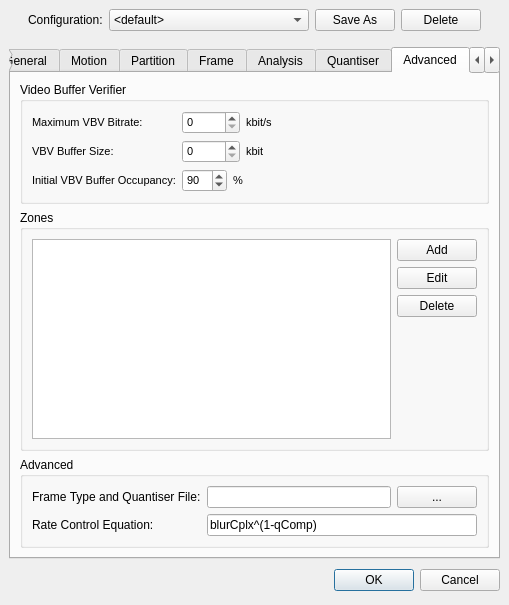
The window that branches/avidemux_2.5_branch_gruntster/avidemux/plugins/ADM_videoEncoder/ADM_vidEnc_x264/qt4/x264ConfigDialog.ui (BackupTheBerlios/avidemux-svn) describes before a commit, drawn with Qt 5.
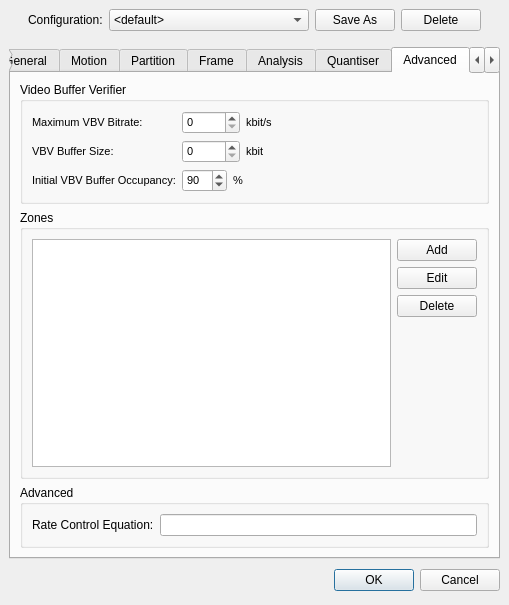
The same window after the commit. The open tabs and pages were chosen to show the change.

What changed in the file:
```diff
--- a/branches/avidemux_2.5_branch_gruntster/avidemux/plugins/ADM_videoEncoder/ADM_vidEnc_x264/qt4/x264ConfigDialog.ui
+++ b/branches/avidemux_2.5_branch_gruntster/avidemux/plugins/ADM_videoEncoder/ADM_vidEnc_x264/qt4/x264ConfigDialog.ui
@@ -112,7 +112,7 @@
      </property>
      <property name="sizeHint" >
       <size>
-       <width>460</width>
+       <width>491</width>
        <height>10</height>
       </size>
      </property>
@@ -3378,63 +3378,26 @@
          <property name="title" >
           <string>Advanced</string>
          </property>
-         <layout class="QVBoxLayout" >
-          <property name="margin" >
-           <number>9</number>
-          </property>
-          <property name="spacing" >
-           <number>6</number>
-          </property>
-          <item>
-           <layout class="QGridLayout" >
-            <property name="margin" >
-             <number>0</number>
-            </property>
-            <property name="spacing" >
-             <number>6</number>
-            </property>
-            <item row="0" column="1" >
              <layout class="QHBoxLayout" >
               <property name="margin" >
-               <number>0</number>
+           <number>9</number>
               </property>
               <property name="spacing" >
                <number>6</number>
               </property>
               <item>
-               <widget class="QLineEdit" name="frameTypeFileLineEdit" />
-              </item>
-              <item>
-               <widget class="QPushButton" name="frameTypeFileButton" >
-                <property name="text" >
-                 <string>...</string>
-                </property>
-               </widget>
-              </item>
-             </layout>
-            </item>
-            <item row="1" column="0" >
              <widget class="QLabel" name="label_33" >
               <property name="text" >
                <string>Rate Control Equation:</string>
               </property>
              </widget>
             </item>
-            <item row="1" column="1" >
+          <item>
              <widget class="QLineEdit" name="rateControlEqLineEdit" >
               <property name="text" >
-               <string>blurCplx^(1-qComp)</string>
-              </property>
-             </widget>
-            </item>
-            <item row="0" column="0" >
-             <widget class="QLabel" name="label_34" >
-              <property name="text" >
-               <string>Frame Type and Quantiser File:</string>
-              </property>
-             </widget>
-            </item>
-           </layout>
+             <string/>
+            </property>
+           </widget>
           </item>
          </layout>
         </widget>
```
Left out of the diff: 2 changed lines with no effect on the pictures. Lines whose indentation alone changed are shown as unchanged.
